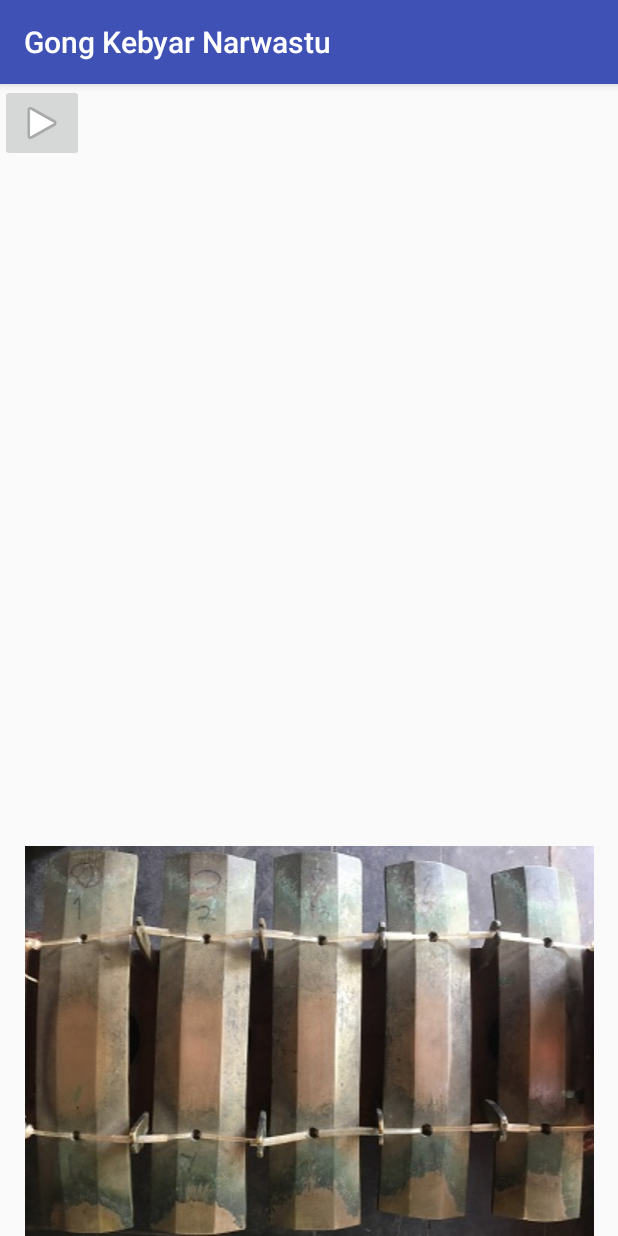
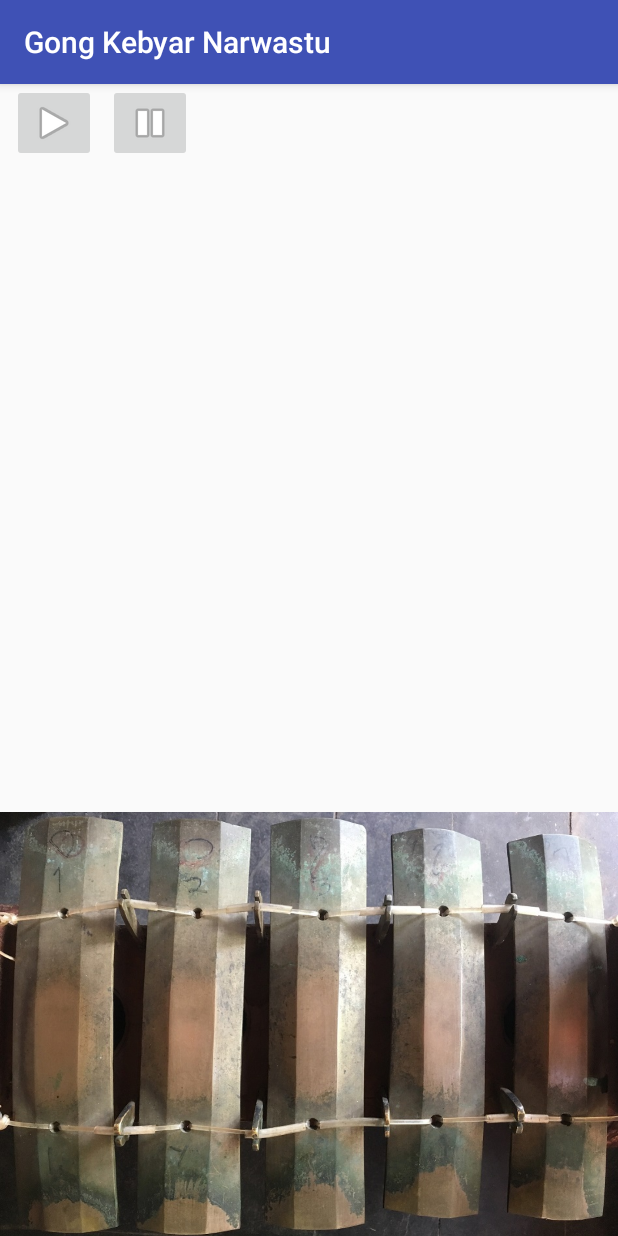
Before and after one commit to Bas83/GongKebyarNarwastu, an Android app: the JublagActivity screen opened directly, with no data from a screen before it, on a phone screen of 412 x 824 dp. Run offline under Robolectric (Android 15) with nearby library versions, the phone set to English and light mode, and no system bars.

Commit message:
Major layout changes, top level layout is now linearlayout, I also found out the problem with the image, this had to do with a setting INSIDE the imageview itself, how to position the loaded image file.

```diff
--- a/app/src/main/java/org/narwastu/gongkebyarnarwastu/JublagActivity.java
+++ b/app/src/main/java/org/narwastu/gongkebyarnarwastu/JublagActivity.java
@@ -231,4 +231,9 @@ public class JublagActivity extends AppCompatActivity implements View.OnTouchLis
             mp.start();
     }
 
+    public void pause(View view) {
+        if (mp != null)
+            mp.pause();
+    }
+
 }
--- a/app/src/main/res/layout/activity_jublag.xml
+++ b/app/src/main/res/layout/activity_jublag.xml
@@ -1,19 +1,51 @@
 <?xml version="1.0" encoding="utf-8"?>
-<android.support.constraint.ConstraintLayout xmlns:android="http://schemas.android.com/apk/res/android"
+<LinearLayout xmlns:android="http://schemas.android.com/apk/res/android"
     xmlns:app="http://schemas.android.com/apk/res-auto"
     xmlns:tools="http://schemas.android.com/tools"
     android:layout_width="match_parent"
     android:layout_height="match_parent"
-    tools:context="org.narwastu.gongkebyarnarwastu.JublagActivity">
+    android:orientation="vertical"
+    tools:context="org.narwastu.gongkebyarnarwastu.JublagActivity"
+    tools:layout_editor_absoluteX="8dp"
+    tools:layout_editor_absoluteY="8dp">
+    >
+
+    <android.support.constraint.ConstraintLayout
+        android:layout_width="wrap_content"
+        android:layout_height="wrap_content">
+
+        <ImageButton
+            android:id="@+id/playButton"
+            android:layout_width="wrap_content"
+            android:layout_height="wrap_content"
+            android:layout_marginLeft="8dp"
+            android:onClick="play"
+            app:layout_constraintBottom_toBottomOf="parent"
+            app:layout_constraintLeft_toLeftOf="parent"
+            app:layout_constraintTop_toTopOf="parent"
+            app:srcCompat="@android:drawable/ic_media_play" />
+
+        <ImageButton
+            android:id="@+id/pauseButton"
+            android:layout_width="wrap_content"
+            android:layout_height="wrap_content"
+            android:layout_marginLeft="8dp"
+            android:onClick="pause"
+            app:layout_constraintBottom_toBottomOf="parent"
+            app:layout_constraintLeft_toRightOf="@+id/playButton"
+            app:layout_constraintTop_toTopOf="parent"
+            app:layout_constraintVertical_bias="0.0"
+            app:srcCompat="@android:drawable/ic_media_pause" />
+    </android.support.constraint.ConstraintLayout>
+
 
     <FrameLayout
-        android:layout_width="0dp"
-        android:layout_height="0dp"
+        android:layout_width="match_parent"
+        android:layout_height="match_parent"
+        android:layout_gravity="bottom"
         android:layout_marginBottom="0dp"
-        app:layout_constraintBottom_toBottomOf="parent"
-        app:layout_constraintLeft_toLeftOf="parent"
-        app:layout_constraintRight_toRightOf="parent"
         app:layout_constraintTop_toTopOf="parent">
+
         <ImageView
             android:id="@+id/ImageViewJublag"
             android:layout_width="match_parent"
@@ -21,7 +53,8 @@
             android:layout_alignParentBottom="true"
             android:layout_gravity="bottom"
             android:layout_marginBottom="0dp"
-            app:srcCompat="@drawable/jublag_edit10" />
+            android:scaleType="fitEnd"
+            app:srcCompat="@drawable/jublag_edit25" />
 
         <ImageView
             android:id="@+id/ImageViewJublagOverlay"
@@ -30,14 +63,9 @@
             android:layout_alignParentBottom="true"
             android:layout_gravity="bottom"
             android:layout_marginBottom="0dp"
+            android:scaleType="fitEnd"
             android:visibility="invisible"
-            app:srcCompat="@drawable/jublag_edit10_overlay" />
+            app:srcCompat="@drawable/jublag_edit25_overlay" />
 
-        <ImageButton
-            android:id="@+id/imageButton"
-            android:layout_width="wrap_content"
-            android:layout_height="wrap_content"
-            android:onClick="play"
-            app:srcCompat="@android:drawable/ic_media_play" />
     </FrameLayout>
-</android.support.constraint.ConstraintLayout>
+</LinearLayout>
```
